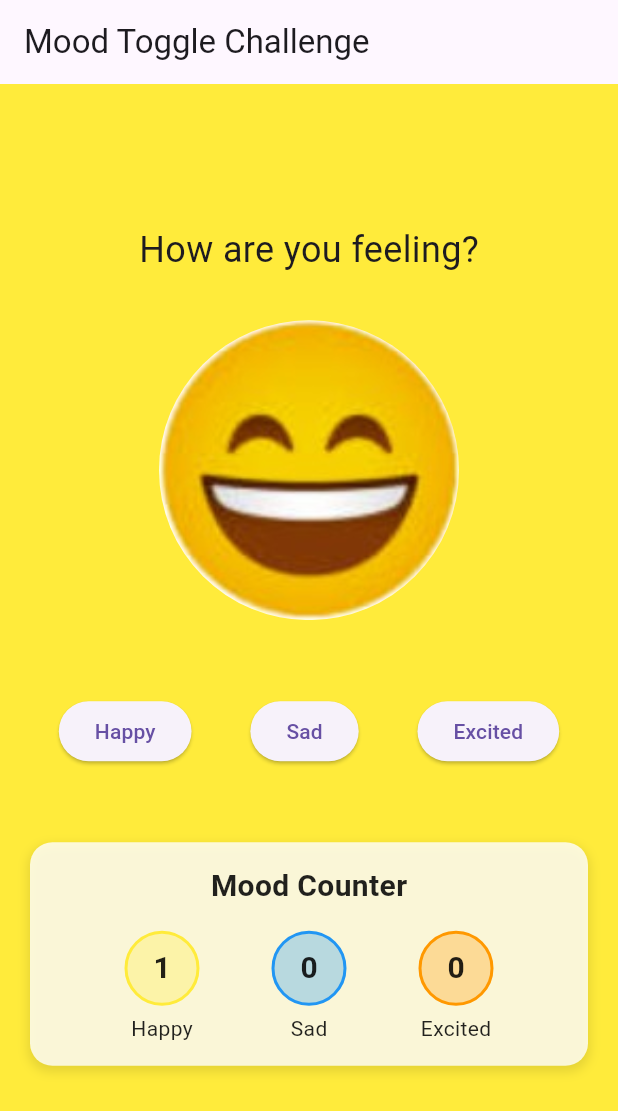
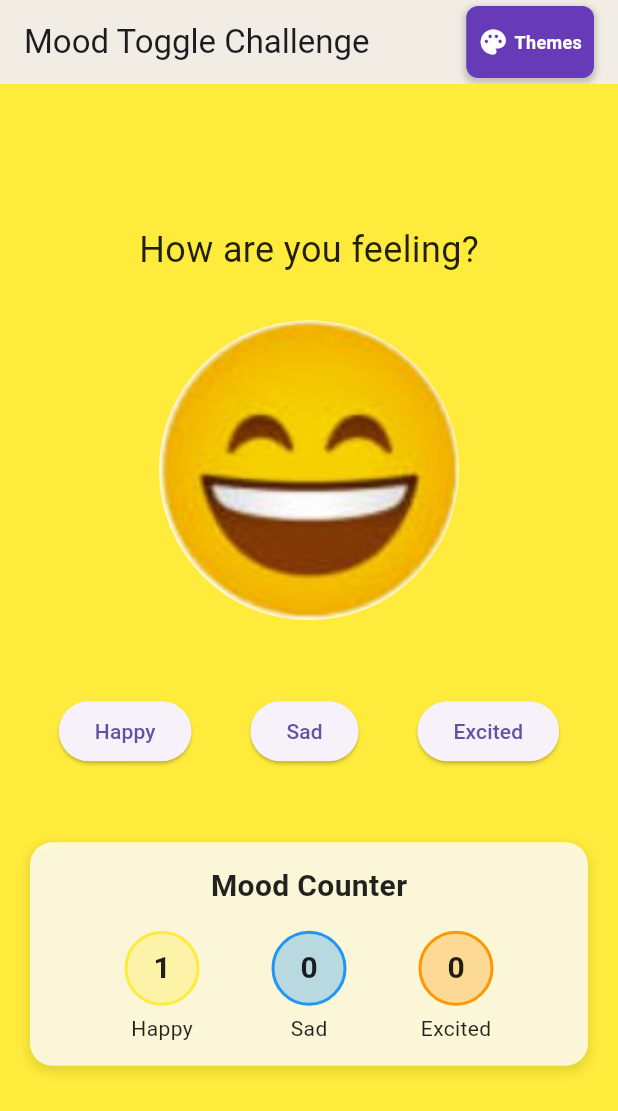
Before and after one commit to hasmika123/inclass7, a Flutter app: the screen it shows after launch, on a phone screen of 412 x 824 dp. Shown: the top 1111 px of the screen. Run offline on Flutter 3.47's test engine with Material 3 defaults, Android fonts, the phone set to English and light mode, and no system bars.

Commit message:
bonus challenge updates

```diff
--- a/lib/main.dart
+++ b/lib/main.dart
@@ -16,7 +16,6 @@ void main() {
 // Mood Model - The "Brain" of our app
 class MoodModel with ChangeNotifier {
   String _currentMood = 'happy';
-  Color _backgroundColor = Colors.yellow;
   Map<String, int> _moodCounts = {
     'happy': 1, // Start with 1 since happy is the default
     'sad': 0,
@@ -24,81 +23,99 @@ class MoodModel with ChangeNotifier {
   };
 
   String get currentMood => _currentMood;
-  Color get backgroundColor => _backgroundColor;
   Map<String, int> get moodCounts => _moodCounts;
 
   void setHappy() {
     _currentMood = 'happy';
-    _backgroundColor = Colors.yellow;
     _moodCounts['happy'] = _moodCounts['happy']! + 1;
     notifyListeners();
   }
 
   void setSad() {
     _currentMood = 'sad';
-    _backgroundColor = Colors.blue;
     _moodCounts['sad'] = _moodCounts['sad']! + 1;
     notifyListeners();
   }
 
   void setExcited() {
     _currentMood = 'excited';
-    _backgroundColor = Colors.orange;
     _moodCounts['excited'] = _moodCounts['excited']! + 1;
     notifyListeners();
   }
 }
 
-// Theme Model - Manages different theme packs
+// Theme Model - Manages app themes
 class ThemeModel with ChangeNotifier {
   String _currentTheme = 'default';
 
   String get currentTheme => _currentTheme;
 
-  // Theme pack definitions
-  Map<String, Map<String, dynamic>> get themePacks => {
-    'default': {
-      'name': 'Default',
-      'happy': Colors.yellow,
-      'sad': Colors.blue,
-      'excited': Colors.orange,
-      'textColor': Colors.black,
-      'cardColor': Colors.white.withOpacity(0.8),
-    },
-    'dark': {
-      'name': 'Dark',
-      'happy': Colors.amber.shade800,
-      'sad': Colors.indigo.shade800,
-      'excited': Colors.deepOrange.shade800,
-      'textColor': Colors.white,
-      'cardColor': Colors.grey.shade800.withOpacity(0.9),
-    },
-    'pastel': {
-      'name': 'Pastel',
-      'happy': Colors.yellow.shade200,
-      'sad': Colors.blue.shade200,
-      'excited': Colors.orange.shade200,
-      'textColor': Colors.grey.shade700,
-      'cardColor': Colors.white.withOpacity(0.9),
-    },
+  // Theme definitions
+  Map<String, ThemePack> get themes => {
+    'default': ThemePack(
+      name: 'Default',
+      happyColor: Colors.yellow,
+      sadColor: Colors.blue,
+      excitedColor: Colors.orange,
+      textColor: Colors.black87,
+      cardColor: Colors.white.withOpacity(0.8),
+    ),
+    'dark': ThemePack(
+      name: 'Dark',
+      happyColor: Colors.amber[800]!,
+      sadColor: Colors.indigo[900]!,
+      excitedColor: Colors.deepOrange[800]!,
+      textColor: Colors.white,
+      cardColor: Colors.grey[800]!.withOpacity(0.9),
+    ),
+    'pastel': ThemePack(
+      name: 'Pastel',
+      happyColor: Colors.yellow[100]!,
+      sadColor: Colors.blue[100]!,
+      excitedColor: Colors.orange[100]!,
+      textColor: Colors.black54,
+      cardColor: Colors.white.withOpacity(0.9),
+    ),
   };
 
-  // Get current theme colors
+  ThemePack get currentThemePack => themes[_currentTheme]!;
+
   Color getBackgroundColor(String mood) {
-    return themePacks[_currentTheme]![mood] as Color;
+    switch (mood) {
+      case 'happy':
+        return currentThemePack.happyColor;
+      case 'sad':
+        return currentThemePack.sadColor;
+      case 'excited':
+        return currentThemePack.excitedColor;
+      default:
+        return currentThemePack.happyColor;
+    }
   }
 
-  Color get textColor => themePacks[_currentTheme]!['textColor'] as Color;
-  Color get cardColor => themePacks[_currentTheme]!['cardColor'] as Color;
-
-  // Change theme
   void setTheme(String theme) {
     _currentTheme = theme;
     notifyListeners();
   }
+}
 
-  // Get available themes
-  List<String> get availableThemes => themePacks.keys.toList();
+// Theme Pack class to hold theme colors
+class ThemePack {
+  final String name;
+  final Color happyColor;
+  final Color sadColor;
+  final Color excitedColor;
+  final Color textColor;
+  final Color cardColor;
+
+  ThemePack({
+    required this.name,
+    required this.happyColor,
+    required this.sadColor,
+    required this.excitedColor,
+    required this.textColor,
+    required this.cardColor,
+  });
 }
 
 // Main App Widget
@@ -117,16 +134,97 @@ class MyApp extends StatelessWidget {
 class HomePage extends StatelessWidget {
   @override
   Widget build(BuildContext context) {
-    return Consumer<MoodModel>(
-      builder: (context, moodModel, child) {
+    return Consumer2<MoodModel, ThemeModel>(
+      builder: (context, moodModel, themeModel, child) {
         return Scaffold(
-          backgroundColor: moodModel.backgroundColor,
-          appBar: AppBar(title: Text('Mood Toggle Challenge')),
+          backgroundColor: themeModel.getBackgroundColor(moodModel.currentMood),
+          appBar: AppBar(
+            title: Text('Mood Toggle Challenge'),
+            backgroundColor: Colors.white.withOpacity(0.9),
+            elevation: 4,
+            actions: [
+              Container(
+                margin: EdgeInsets.only(right: 16),
+                decoration: BoxDecoration(
+                  color: Colors.deepPurple,
+                  borderRadius: BorderRadius.circular(8),
+                  boxShadow: [
+                    BoxShadow(
+                      color: Colors.black.withOpacity(0.2),
+                      spreadRadius: 1,
+                      blurRadius: 3,
+                      offset: Offset(0, 2),
+                    ),
+                  ],
+                ),
+                child: PopupMenuButton<String>(
+                  onSelected: (String theme) {
+                    themeModel.setTheme(theme);
+                  },
+                  itemBuilder: (BuildContext context) {
+                    return themeModel.themes.keys.map((String theme) {
+                      return PopupMenuItem<String>(
+                        value: theme,
+                        child: Row(
+                          children: [
+                            Icon(
+                              theme == themeModel.currentTheme
+                                  ? Icons.check_circle
+                                  : Icons.circle_outlined,
+                              size: 18,
+                              color: theme == themeModel.currentTheme
+                                  ? Colors.deepPurple
+                                  : Colors.grey,
+                            ),
+                            SizedBox(width: 12),
+                            Text(
+                              themeModel.themes[theme]!.name,
+                              style: TextStyle(
+                                fontWeight: theme == themeModel.currentTheme
+                                    ? FontWeight.bold
+                                    : FontWeight.normal,
+                              ),
+                            ),
+                          ],
+                        ),
+                      );
+                    }).toList();
+                  },
+                  icon: Row(
+                    mainAxisSize: MainAxisSize.min,
+                    children: [
+                      Icon(
+                        Icons.palette,
+                        color: Colors.white,
+                        size: 20,
+                      ),
+                      SizedBox(width: 4),
+                      Text(
+                        'Themes',
+                        style: TextStyle(
+                          color: Colors.white,
+                          fontSize: 12,
+                          fontWeight: FontWeight.bold,
+                        ),
+                      ),
+                    ],
+                  ),
+                  tooltip: 'Select Theme',
+                ),
+              ),
+            ],
+          ),
           body: Center(
             child: Column(
               mainAxisAlignment: MainAxisAlignment.center,
               children: [
-                Text('How are you feeling?', style: TextStyle(fontSize: 24)),
+                Text(
+                  'How are you feeling?',
+                  style: TextStyle(
+                    fontSize: 24,
+                    color: themeModel.currentThemePack.textColor,
+                  ),
+                ),
                 SizedBox(height: 30),
                 MoodDisplay(),
                 SizedBox(height: 50),
@@ -198,13 +296,13 @@ class MoodButtons extends StatelessWidget {
 class MoodCounter extends StatelessWidget {
   @override
   Widget build(BuildContext context) {
-    return Consumer<MoodModel>(
-      builder: (context, moodModel, child) {
+    return Consumer2<MoodModel, ThemeModel>(
+      builder: (context, moodModel, themeModel, child) {
         return Container(
           margin: EdgeInsets.all(20),
           padding: EdgeInsets.all(15),
           decoration: BoxDecoration(
-            color: Colors.white.withOpacity(0.8),
+            color: themeModel.currentThemePack.cardColor,
             borderRadius: BorderRadius.circular(15),
             boxShadow: [
               BoxShadow(
@@ -222,16 +320,19 @@ class MoodCounter extends StatelessWidget {
                 style: TextStyle(
                   fontSize: 20,
                   fontWeight: FontWeight.bold,
-                  color: Colors.black87,
+                  color: themeModel.currentThemePack.textColor,
                 ),
               ),
               SizedBox(height: 15),
               Row(
                 mainAxisAlignment: MainAxisAlignment.spaceEvenly,
                 children: [
-                  _buildCounterItem('Happy', moodModel.moodCounts['happy']!, Colors.yellow),
-                  _buildCounterItem('Sad', moodModel.moodCounts['sad']!, Colors.blue),
-                  _buildCounterItem('Excited', moodModel.moodCounts['excited']!, Colors.orange),
+                  _buildCounterItem('Happy', moodModel.moodCounts['happy']!,
+                      themeModel.currentThemePack.happyColor, themeModel.currentThemePack.textColor),
+                  _buildCounterItem('Sad', moodModel.moodCounts['sad']!,
+                      themeModel.currentThemePack.sadColor, themeModel.currentThemePack.textColor),
+                  _buildCounterItem('Excited', moodModel.moodCounts['excited']!,
+                      themeModel.currentThemePack.excitedColor, themeModel.currentThemePack.textColor),
                 ],
               ),
             ],
@@ -241,7 +342,7 @@ class MoodCounter extends StatelessWidget {
     );
   }
 
-  Widget _buildCounterItem(String mood, int count, Color color) {
+  Widget _buildCounterItem(String mood, int count, Color color, Color textColor) {
     return Column(
       children: [
         Container(
@@ -258,7 +359,7 @@ class MoodCounter extends StatelessWidget {
               style: TextStyle(
                 fontSize: 20,
                 fontWeight: FontWeight.bold,
-                color: Colors.black87,
+                color: textColor,
               ),
             ),
           ),
@@ -268,7 +369,7 @@ class MoodCounter extends StatelessWidget {
           mood,
           style: TextStyle(
             fontSize: 14,
-            color: Colors.black87,
+            color: textColor,
           ),
         ),
       ],
```
